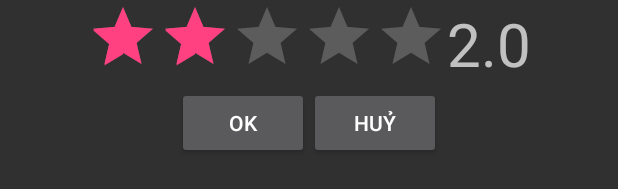
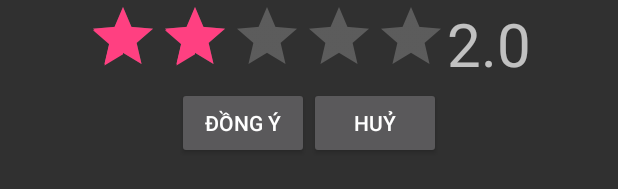
Before and after one commit to trandangai/MamMam, an Android app: the layout activity_comment_evaluate.xml on its own in the app's theme, with its tools: preview values and no code run, on a phone screen of 412 x 824 dp. Shown: the part 668-857 px from the top of the screen. Run offline under Robolectric (Android 15) with nearby library versions, the phone set to English and light mode, and no system bars.

Commit message:
Chỉnh sửa lại toàn bộ chữ tiếng Việt để đồng nhất UI comment, đánh giá

```diff
--- a/app/src/main/res/layout/activity_comment_evaluate.xml
+++ b/app/src/main/res/layout/activity_comment_evaluate.xml
@@ -70,7 +70,7 @@
 
         <Button
             android:paddingTop="10dp"
-            android:text="OK"
+            android:text="Đồng ý"
             android:layout_width="wrap_content"
             android:layout_height="wrap_content"
             android:id="@+id/btnXacNhan" />
```
